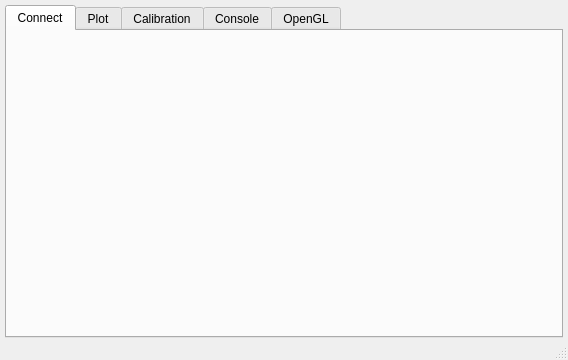
The window that tinyos-2.x/trunk/support/cpp/TestShimmer/src/MainWindow.ui (baharev/szte-wsn-code) describes before a commit, drawn with Qt 5.
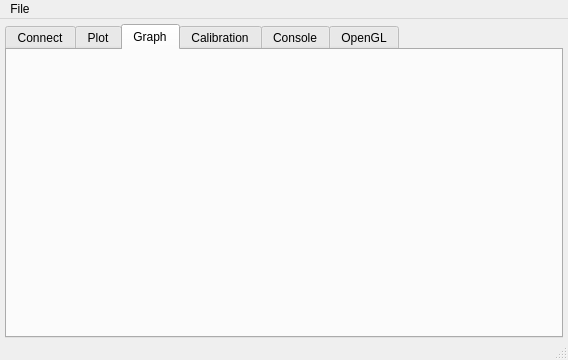
The same window after the commit. The open tabs and pages were chosen to show the change. Icons and pictures are not drawn.

What changed in the file:
```diff
--- a/tinyos-2.x/trunk/support/cpp/TestShimmer/src/MainWindow.ui
+++ b/tinyos-2.x/trunk/support/cpp/TestShimmer/src/MainWindow.ui
@@ -60,6 +60,12 @@
         </property>
        </layout>
       </widget>
+      <widget class="QWidget" name="graphTab">
+       <attribute name="title">
+        <string>Graph</string>
+       </attribute>
+       <layout class="QVBoxLayout" name="verticalLayout_5"/>
+      </widget>
       <widget class="QWidget" name="calibrationTab">
        <attribute name="title">
         <string>Calibration</string>
@@ -95,6 +101,16 @@
      <height>20</height>
     </rect>
    </property>
+   <widget class="QMenu" name="menuFile">
+    <property name="title">
+     <string>File</string>
+    </property>
+    <addaction name="actionImport"/>
+    <addaction name="actionExport"/>
+    <addaction name="separator"/>
+    <addaction name="actionQuit"/>
+   </widget>
+   <addaction name="menuFile"/>
   </widget>
   <widget class="QStatusBar" name="statusBar"/>
  </widget>
```
Left out of the diff: 16 changed lines with no effect on the pictures.
